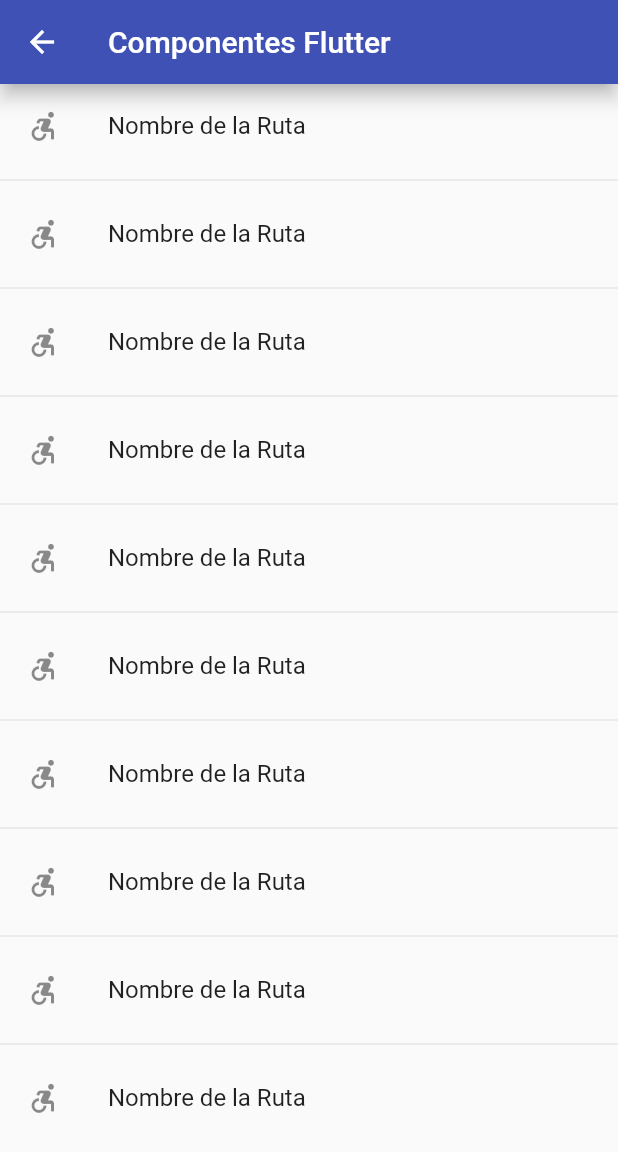
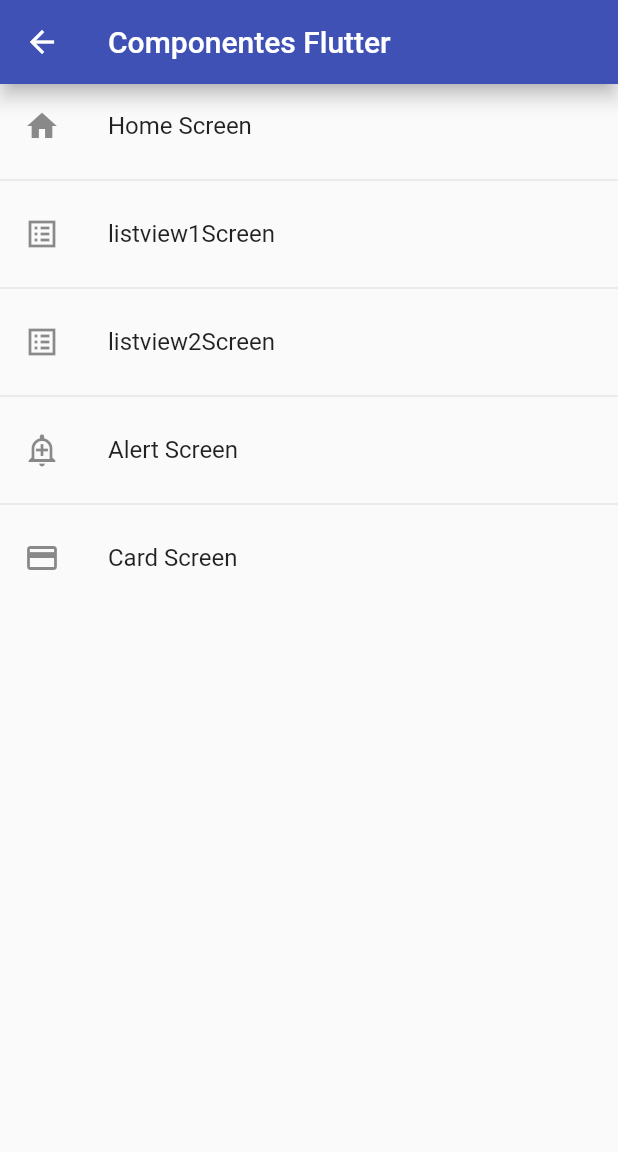
Before and after one commit to EdgarLS7/fltproject, a Flutter app: the screen it shows after launch, on a phone screen of 412 x 824 dp. Shown: the top 1152 px of the screen. Run offline on Flutter 3.47's test engine with Material 2 defaults, Android fonts, the phone set to English and light mode, and no system bars.

Commit message:
Metodo para las rutas 73 udemy

```diff
--- a/lib/main.dart
+++ b/lib/main.dart
@@ -12,7 +12,7 @@ class MyApp extends StatelessWidget {
       debugShowCheckedModeBanner: false,
       title: 'Material App',
       initialRoute: AppRoutes.initialRoute,
-      routes: AppRoutes.routes,
+      routes: AppRoutes.getAppRoutes(),
       onGenerateRoute: AppRoutes.onGenerateRoute
     );
   }
--- a/lib/router/app_routes.dart
+++ b/lib/router/app_routes.dart
@@ -16,13 +16,26 @@ class AppRoutes {
     MenuOption(route: '/card', name: 'Card Screen', screen: const CardScreen(), icon: Icons.credit_card),
   ];
 
-  static Map<String, Widget Function(BuildContext)> routes = {
-    '/home'     : ( _ ) => const HomeScreen(),
-    '/listview1': ( _ ) => const Listview1Screen(),
-    '/listview2': ( _ ) => const Listview2Screen(),
-    '/alert'    : ( _ ) => const AlertScreen(),
-    '/card'     : ( _ ) => const CardScreen(),
-  };
+  static Map<String, Widget Function(BuildContext)> getAppRoutes() {
+
+    Map<String, Widget Function(BuildContext)> appRoutes = {};
+
+    for (final option in menuOptions) {
+      appRoutes.addAll({ option.route : ( BuildContext context ) => option.screen});
+    }
+
+    return appRoutes;
+  }
+
+  //Mapa de rutas
+
+  // static Map<String, Widget Function(BuildContext)> routes = {
+  //   '/home'     : ( _ ) => const HomeScreen(),
+  //   '/listview1': ( _ ) => const Listview1Screen(),
+  //   '/listview2': ( _ ) => const Listview2Screen(),
+  //   '/alert'    : ( _ ) => const AlertScreen(),
+  //   '/card'     : ( _ ) => const CardScreen(),
+  // };
 
   static Route<dynamic> onGenerateRoute(RouteSettings settings) {
     return MaterialPageRoute(
--- a/lib/screens/home_screen.dart
+++ b/lib/screens/home_screen.dart
@@ -1,3 +1,4 @@
+import 'package:flt_project/router/app_routes.dart';
 import 'package:flutter/material.dart';
 
 class HomeScreen extends StatelessWidget {
@@ -6,6 +7,9 @@ class HomeScreen extends StatelessWidget {
 
   @override
   Widget build(BuildContext context) {
+
+    final menuOptions = AppRoutes.menuOptions;
+
     return Scaffold(
       appBar: AppBar(
         title: const Text('Componentes Flutter'),
@@ -13,20 +17,20 @@ class HomeScreen extends StatelessWidget {
         backgroundColor: Colors.indigo,
       ),
       body: ListView.separated(
-        itemBuilder: ( _ , __ ) => ListTile(
-          leading: const Icon(Icons.accessible_forward_outlined),
-          title: const Text('Nombre de la Ruta'),
+        itemBuilder: ( context , index ) => ListTile(
+          leading:  Icon(menuOptions[index].icon),
+          title:  Text(menuOptions[index].name),
           onTap: () {
             // final route = MaterialPageRoute(
             //   builder: (context) => const Listview2Screen(),
             // );
             // Navigator.push(context, route);
 
-            Navigator.pushNamed(context, '/alert');
+            Navigator.pushNamed(context, menuOptions[index].route);
           },
         ),
         separatorBuilder: ( _, __ ) => const Divider(),
-        itemCount: 10)
+        itemCount: menuOptions.length)
     );
   }
 }
```
